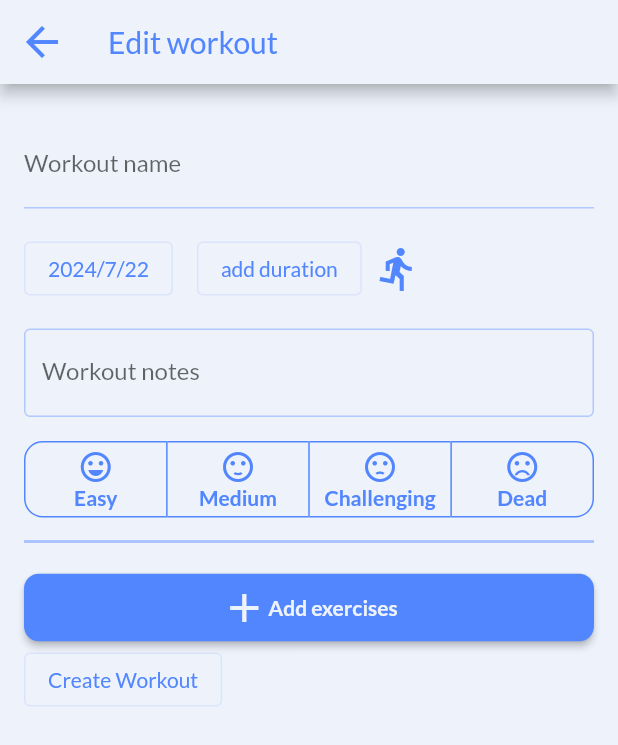
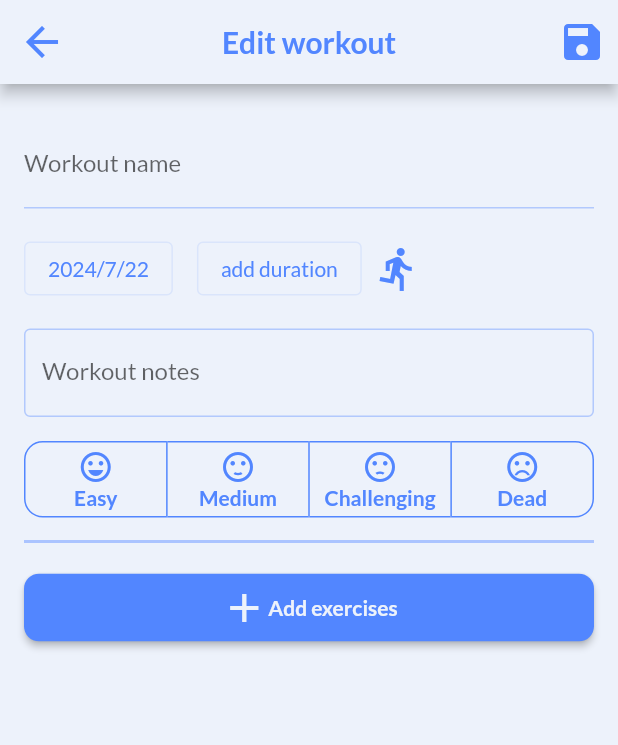
Before and after one commit to Lux-Vera/gym_tracker_app, a Flutter app: the screen it shows after launch, after a tap on the "add" icon, on a phone screen of 412 x 824 dp. Shown: the top 745 px of the screen. Run offline on Flutter 3.47's test engine with Material 2 defaults, Android fonts, the phone set to English and light mode, and no system bars; missing offline and left inert: flutter_picker.

Commit message:
nav back to homepage shows workouts

```diff
--- a/lib/pages/home_page.dart
+++ b/lib/pages/home_page.dart
@@ -20,16 +20,15 @@ class _MyHomePageState extends State<MyHomePage> {
     Navigator.of(context).push(
       new MaterialPageRoute(
         builder: (BuildContext context) => new WorkoutForm(
-          workout: Workout("Test", DateTime.now(), []),
-        ),
+            workout: Workout("Test", DateTime.now(), []),
+            saveWorkout: _addWorkout),
       ),
     );
   }
 
-  void _addWorkout() {
+  void _addWorkout(Workout workout) {
     setState(() {
-      _workoutList.add(Workout(
-          'Workout name', DateTime.now(), [])); // TODO: Replace with user input
+      _workoutList.add(workout); // TODO: Replace with user input
     });
   }
 
--- a/lib/pages/workout_form.dart
+++ b/lib/pages/workout_form.dart
@@ -12,7 +12,9 @@ import 'package:flutter_picker/flutter_picker.dart';
 
 class WorkoutForm extends StatefulWidget {
   final Workout workout;
-  const WorkoutForm({super.key, required this.workout});
+  final Function saveWorkout;
+  const WorkoutForm(
+      {super.key, required this.workout, required this.saveWorkout});
 
   @override
   State<WorkoutForm> createState() => _WorkoutFormState(
@@ -134,6 +136,29 @@ class _WorkoutFormState extends State<WorkoutForm> {
     }
   }
 
+  void _saveAndNavigate() {
+    widget.workout.title = workoutTitleController.text.isEmpty
+        ? 'Workout'
+        : workoutTitleController.text;
+    widget.workout.notes = workoutNotesController.text.isEmpty
+        ? null
+        : workoutNotesController.text;
+    widget.workout.feeling = _workoutFeeling;
+    widget.workout.dateTime = _pickedDate;
+    widget.workout.duration = _duration;
+    widget.workout.exercises = _exerciseList;
+
+    widget.saveWorkout(widget.workout);
+
+    Navigator.of(context).push(
+      new MaterialPageRoute(
+        builder: (BuildContext context) => new WorkoutPage(
+          workout: widget.workout,
+        ),
+      ),
+    );
+  }
+
   /// Build dialog with icon grid
   Widget iconPickerDialog(BuildContext context) {
     IconData picked = _icon;
@@ -231,7 +256,6 @@ class _WorkoutFormState extends State<WorkoutForm> {
     final IconData? picked =
         await showDialog(context: context, builder: iconPickerDialog);
 
-    print(picked);
     if (picked != null) {
       _setIcon(picked);
     }
@@ -290,7 +314,15 @@ class _WorkoutFormState extends State<WorkoutForm> {
   Widget build(BuildContext context) {
     return Scaffold(
       appBar: AppBar(
-        title: Text("Edit workout"),
+        centerTitle: true,
+        title: Text(
+          "Edit workout",
+          style: TextStyle(fontWeight: FontWeight.bold),
+        ),
+        actions: [
+          IconButton(
+              onPressed: () => {_saveAndNavigate()}, icon: Icon(Icons.save))
+        ],
       ),
       body: Container(
         padding: EdgeInsets.symmetric(vertical: 24, horizontal: 16),
@@ -438,30 +470,6 @@ class _WorkoutFormState extends State<WorkoutForm> {
                             borderRadius: BorderRadius.circular(10)),
                       )),
                 ),
-                OutlinedButton(
-                    onPressed: () => {
-                          widget.workout.title =
-                              workoutTitleController.text.isEmpty
-                                  ? 'Workout'
-                                  : workoutTitleController.text,
-                          widget.workout.notes =
-                              workoutNotesController.text.isEmpty
-                                  ? null
-                                  : workoutNotesController.text,
-                          widget.workout.feeling = _workoutFeeling,
-                          widget.workout.dateTime = _pickedDate,
-                          widget.workout.duration = _duration,
-                          widget.workout.exercises = _exerciseList,
-                          Navigator.of(context).push(
-                            new MaterialPageRoute(
-                              builder: (BuildContext context) =>
-                                  new WorkoutPage(
-                                workout: widget.workout,
-                              ),
-                            ),
-                          ),
-                        },
-                    child: Text('Create Workout')),
               ],
             ),
           ),
--- a/lib/widgets/one-choice-toggle-buttons.dart
+++ b/lib/widgets/one-choice-toggle-buttons.dart
@@ -35,7 +35,6 @@ class _OneChoiceToggleButtonsState extends State<OneChoiceToggleButtons> {
       fillColor: accentBlue,
       color: accentBlue,
       onPressed: (int index) {
-        print(index);
         setState(() {
           widget.action!(widget.selectedButtons[index]
               ? null
```
Also changed, not shown: lib/pages/workout_page.dart (+7 -2 lines), lib/widgets/exercise_entry_toggle_card.dart (+14 -3 lines).
